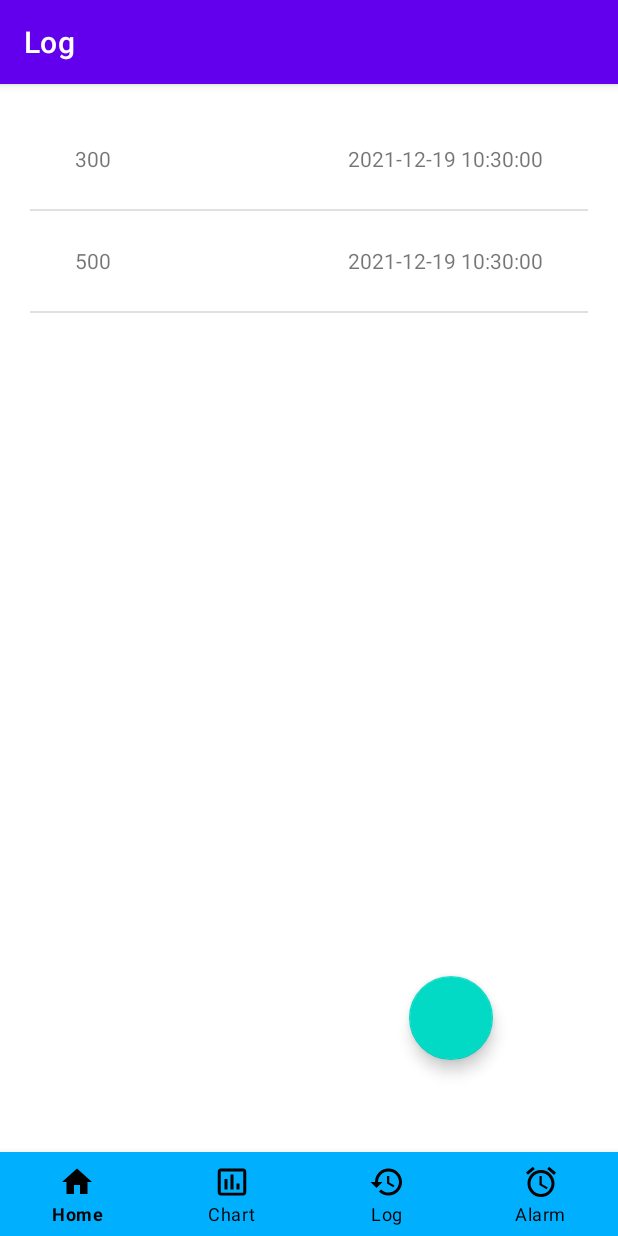
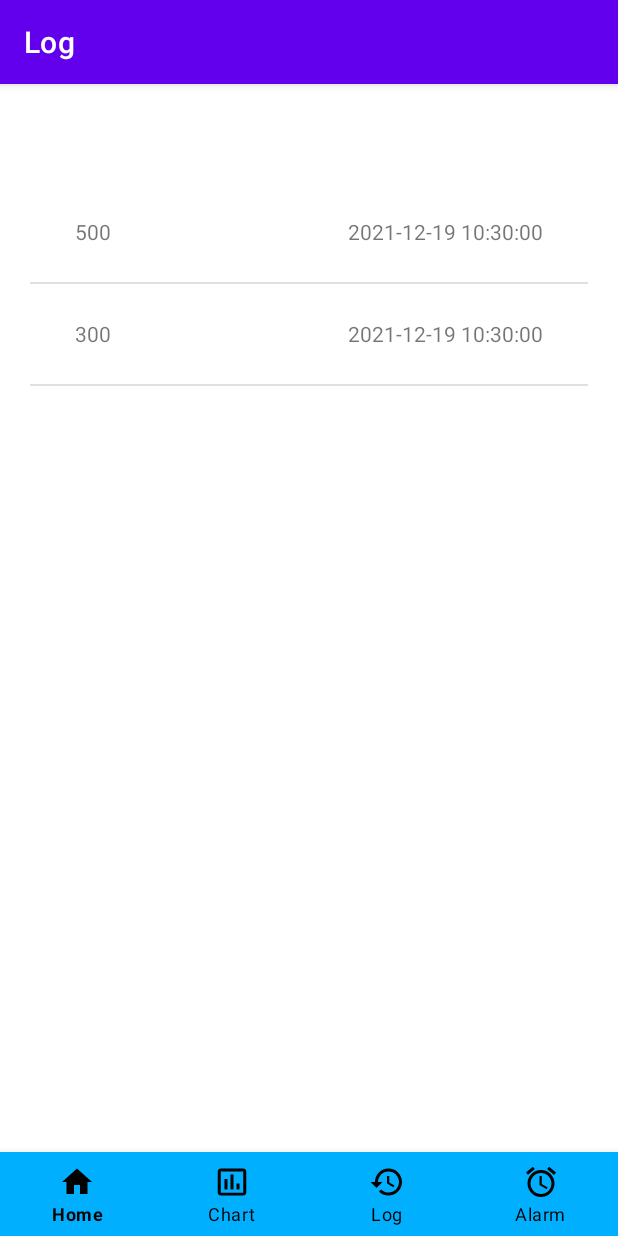
Before and after one commit to 1997808/ptit-water-reminder-android, an Android app: the fragment HistoryFragment placed in its activity, on a phone screen of 412 x 824 dp. Run offline under Robolectric (Android 15) with nearby library versions, the phone set to English and light mode, and no system bars; our stand-ins replace navigation-ui.

Commit message:
clean giao dien

```diff
--- a/app/src/main/java/com/example/ptit_water_reminder/HistoryFragment.java
+++ b/app/src/main/java/com/example/ptit_water_reminder/HistoryFragment.java
@@ -38,9 +38,6 @@ public class HistoryFragment extends Fragment {
     private ListView listView;
     private List<WaterLog> logList = new ArrayList<>();
     private CustomLogListAdapter logListAdapter;
-    FloatingActionButton themHistory;
-//    private final List<Notification> noteList = new ArrayList<Notification>();
-//    private ArrayAdapter<Notification> listViewAdapter;
 
     private static final String ARG_PARAM1 = "param1";
     private static final String ARG_PARAM2 = "param2";
@@ -108,18 +105,6 @@ public class HistoryFragment extends Fragment {
         logListAdapter.notifyDataSetChanged();
 
         registerForContextMenu(this.listView);
-
-        themHistory = view.findViewById(R.id.themHistory);
-        themHistory.setOnClickListener(new View.OnClickListener() {
-            @Override
-            public void onClick(View view) {
-                Fragment UpdateFragment = new AddEditHistoryFragment();
-                FragmentTransaction transaction = getActivity().getSupportFragmentManager().beginTransaction();
-                transaction.add(R.id.container, UpdateFragment);
-                transaction.addToBackStack(null);
-                transaction.commit();
-            }
-        });
        return view;
 
     }
@@ -157,7 +142,7 @@ public class HistoryFragment extends Fragment {
 //            getActivity().startActivity(intent);
             Fragment UpdateFragment = new AddEditHistoryFragment();
             FragmentTransaction transaction = getActivity().getSupportFragmentManager().beginTransaction();
-            transaction.add(R.id.container, UpdateFragment);
+            transaction.add(R.id.fragment_container, UpdateFragment);
             sendDataToFragment(selectedWaterLog.getWaterLogId());
 
             transaction.addToBackStack(null);
--- a/app/src/main/java/com/example/ptit_water_reminder/helper/MyDatabaseHelper.java
+++ b/app/src/main/java/com/example/ptit_water_reminder/helper/MyDatabaseHelper.java
@@ -235,7 +235,7 @@ public class MyDatabaseHelper extends SQLiteOpenHelper {
 
     public List<WaterLog> getAllWaterLogs() {
         List<WaterLog> waterLogList = new ArrayList<WaterLog>();
-        String selectQuery = "SELECT  * FROM " + TABLE_WATER_LOG;
+        String selectQuery = "SELECT  * FROM " + TABLE_WATER_LOG + " ORDER BY " + KEY_ID + " DESC";
 
         SQLiteDatabase db = this.getWritableDatabase();
         Cursor cursor = db.rawQuery(selectQuery, null);
--- a/app/src/main/res/layout/fragment_chart.xml
+++ b/app/src/main/res/layout/fragment_chart.xml
@@ -7,7 +7,6 @@
 
     <!-- TODO: Update blank fragment layout -->
     <TextView
-
         android:layout_width="match_parent"
         android:layout_height="match_parent"
         android:text="this is chart" />
--- a/app/src/main/res/layout/fragment_history.xml
+++ b/app/src/main/res/layout/fragment_history.xml
@@ -8,32 +8,13 @@
     tools:context=".HistoryFragment"
     android:id="@+id/historyFragment">
 
-
     <ListView
         android:id="@+id/listLogView"
         android:layout_width="372dp"
         android:layout_height="581dp"
-
-
         app:layout_constraintBottom_toBottomOf="parent"
         app:layout_constraintEnd_toEndOf="parent"
         app:layout_constraintStart_toStartOf="parent"
-        app:layout_constraintTop_toTopOf="parent"
-        app:layout_constraintVertical_bias="0.126" />
-
-        <com.google.android.material.floatingactionbutton.FloatingActionButton
-            android:id="@+id/themHistory"
-            android:layout_width="wrap_content"
-            android:layout_height="92dp"
-            android:layout_gravity="bottom|right"
-            android:layout_margin="20dp"
-
-
-            app:layout_constraintBottom_toBottomOf="parent"
-            app:layout_constraintEnd_toEndOf="parent"
-            app:layout_constraintHorizontal_bias="0.8"
-            app:layout_constraintStart_toStartOf="parent"
-            app:layout_constraintTop_toTopOf="parent"
-            app:layout_constraintVertical_bias="0.933" />
+        app:layout_constraintTop_toTopOf="parent" />
 
 </androidx.constraintlayout.widget.ConstraintLayout>
```
Also changed, not shown: app/src/main/res/layout/fragment_alarm.xml (+1 -11 lines).
